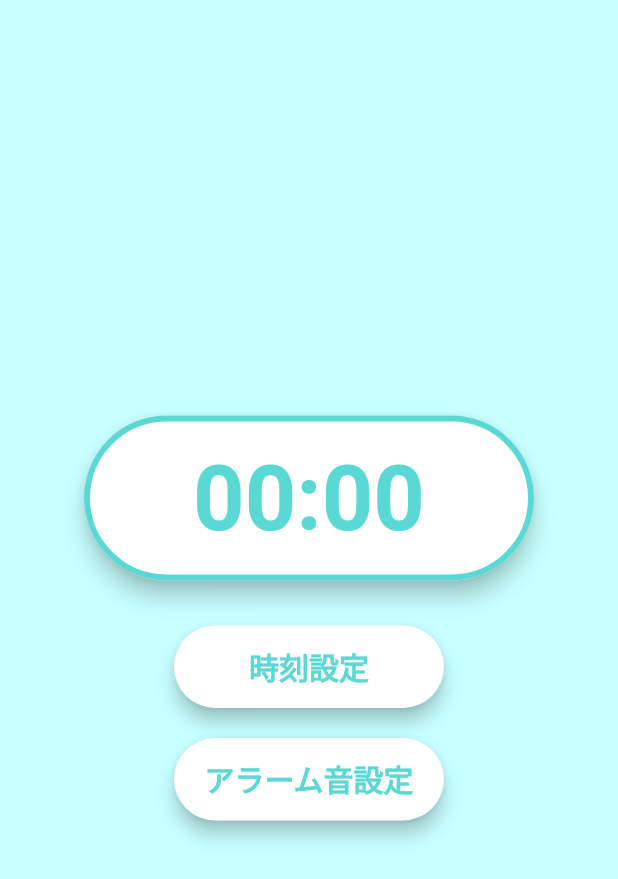
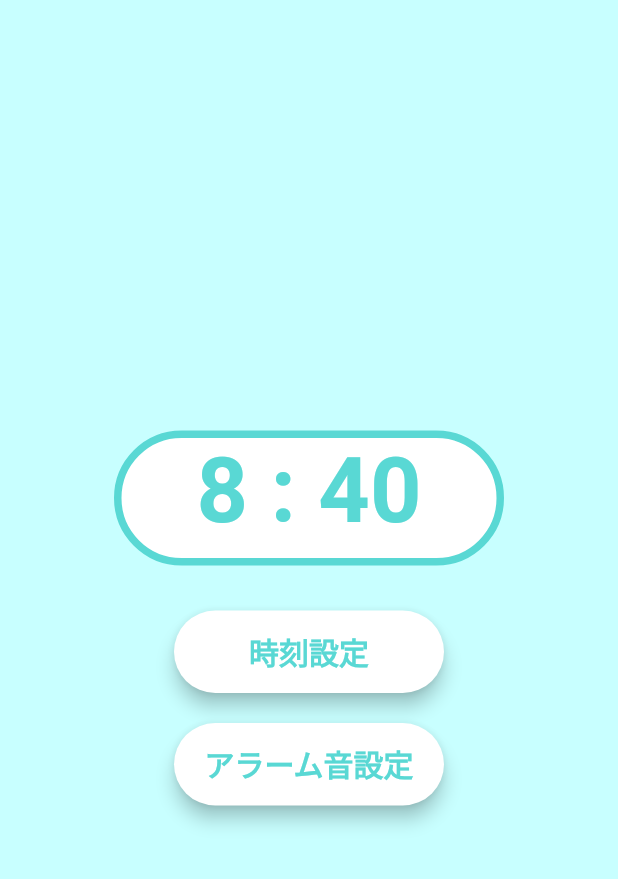
Before and after one commit to Jin2003/kishoutenketsu_rta, a Flutter app: the MainPage screen opened directly, on a phone screen of 412 x 824 dp. Shown: the top 879 px of the screen. Run offline on Flutter 3.47's test engine with Material 2 defaults, Android fonts, the phone set to English and light mode, and no system bars; our stand-ins replace curved_navigation_bar, google_fonts.

Commit message:
[fix] alarm display

```diff
--- a/lib/view/pages/main_page.dart
+++ b/lib/view/pages/main_page.dart
@@ -1,4 +1,5 @@
 import 'package:flutter/material.dart';
+import 'package:google_fonts/google_fonts.dart';
 import 'package:kishoutenketsu_rta/view/pages/components/custom_text_blue.dart';
 import 'package:kishoutenketsu_rta/view/pages/components/elevate_button.dart';
 import '../constant.dart';
@@ -25,16 +26,43 @@ class _MainPageState extends State<MainPage> {
     return Scaffold(
       backgroundColor: Constant.subColor,
       body: Center(
-        child: Column(mainAxisAlignment: MainAxisAlignment.center, children: [
-          OutlineButton(
-            //timeOfDayを18:00のような時間を表示する
-            title:
-                '${_timeOfDay.hour.toString().padLeft(2, '0')}:${_timeOfDay.minute.toString().padLeft(2, '0')}',
-            width: 300,
-            height: 110,
-            fontsize: 60,
-            shape: 100,
-          ),
+        child: Column(mainAxisAlignment: MainAxisAlignment.center,
+        children: [
+          Container(
+                alignment: Alignment.center,
+                width: 260,
+                height: 90,
+                decoration: BoxDecoration(
+                  border: Border.all(color: Constant.mainColor, width: 5),
+                  borderRadius: BorderRadius.circular(60),
+                  // color と boxdecorationの共存はNG
+                  color: Constant.white,
+                ),
+                child: Center(
+                  child: SizedBox(
+                    width: 240,
+                    height: 120,
+                    child: Text(
+                      textAlign: TextAlign.center,
+                      '8 : 40',
+                      style: GoogleFonts.zenMaruGothic(
+                        fontWeight: FontWeight.bold,
+                        fontSize: 60,
+                        color: Constant.mainColor,
+                      ),
+                    ),
+                  ),
+                ),
+              ),
+          // OutlineButton(
+          //   //timeOfDayを18:00のような時間を表示する
+          //   title:
+          //       '${_timeOfDay.hour.toString().padLeft(2, '0')}:${_timeOfDay.minute.toString().padLeft(2, '0')}',
+          //   width: 300,
+          //   height: 110,
+          //   fontsize: 60,
+          //   shape: 100,
+          // ),
           SizedBox(
             width: 0,
             height: 30,
```
